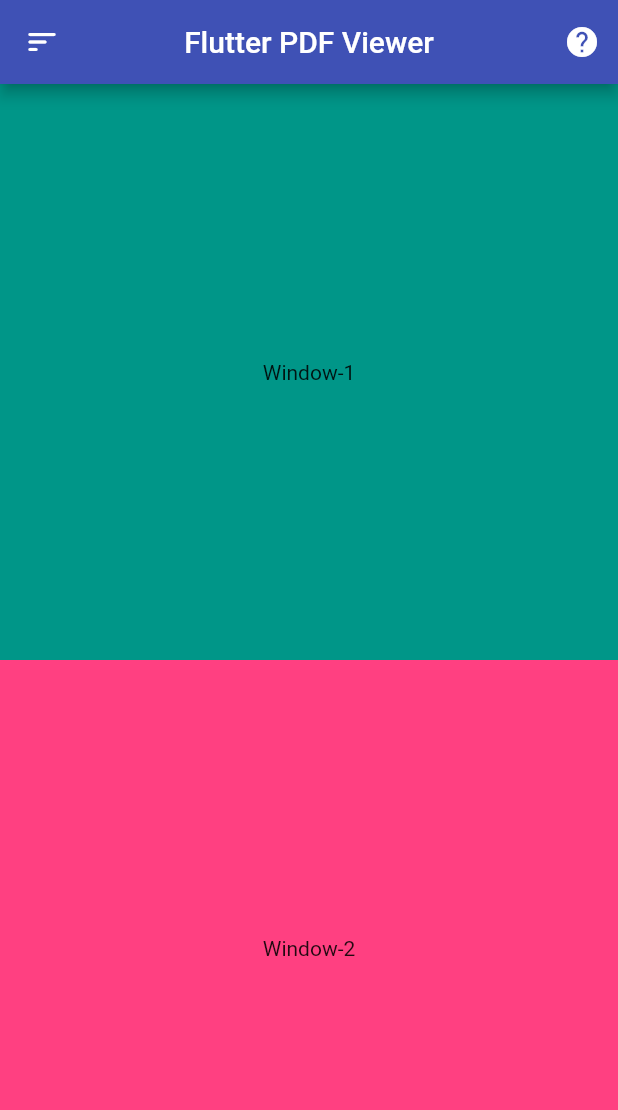
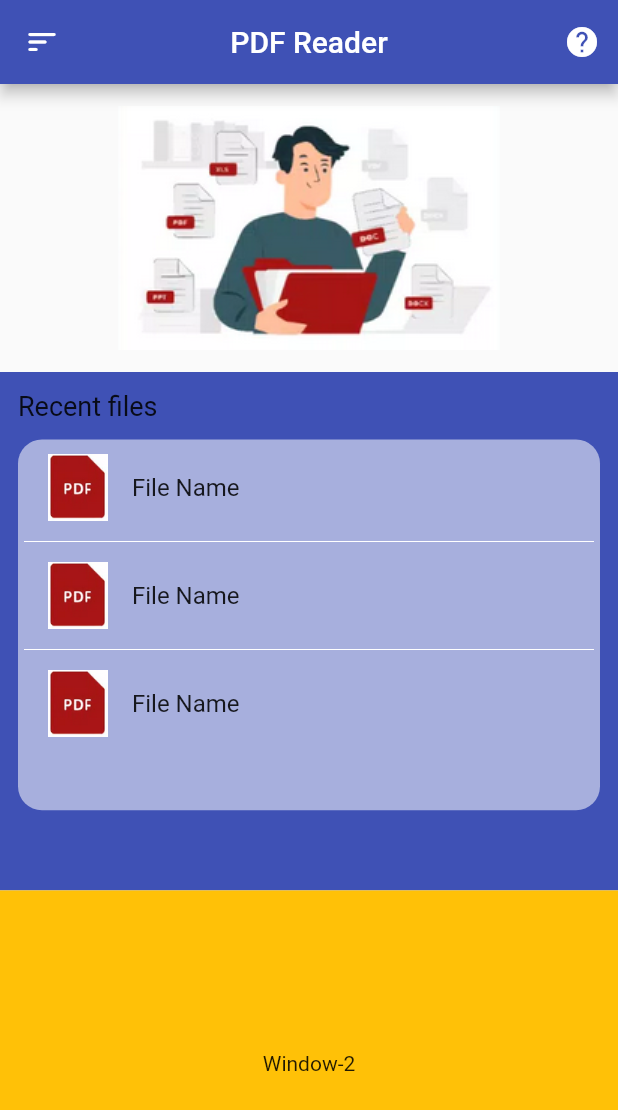
Before and after one commit to F-Reza/Flutter_PDF_Viewer, a Flutter app: the screen it shows after launch, on a phone screen of 412 x 824 dp. Shown: the top 1110 px of the screen. Run offline on Flutter 3.47's test engine with Material 2 defaults, Android fonts, the light colour scheme and no system bars.

Commit message:
1st commit

```diff
--- a/lib/UI/home_page.dart
+++ b/lib/UI/home_page.dart
@@ -11,9 +11,12 @@ class HomePage extends StatefulWidget {
 class _HomePageState extends State<HomePage> {
   @override
   Widget build(BuildContext context) {
+
+    final size = MediaQuery.of(context).size;
+
     return Scaffold(
       appBar: AppBar(
-        title: const Text('Flutter PDF Viewer'),
+        title: const Text('PDF Reader'),
         centerTitle: true,
         leading: const Icon(Icons.sort_rounded),
         actions: [
@@ -29,16 +32,64 @@ class _HomePageState extends State<HomePage> {
         children: [
           Expanded(
             child: Container(
+              width: double.maxFinite,
               alignment: Alignment.center,
-              color: Colors.teal,
-              child: const Text('Window-1'),
+              child: Image.asset('images/bg.png',fit: BoxFit.cover,),
             ),
           ),
           Expanded(
+            flex: 3,
             child: Container(
-              alignment: Alignment.center,
-              color: Colors.pinkAccent,
-              child: const Text('Window-2'),
+              decoration: const BoxDecoration(
+                color: Colors.white,
+                borderRadius: BorderRadius.vertical(top: Radius.circular(16)),
+              ),
+              child: Column(
+                children: [
+                  Expanded(
+                    flex: 3,
+                    child: Container(
+                      padding: const EdgeInsets.all(12),
+                      alignment: Alignment.center,
+                      color: Colors.indigo,
+                      child: Column(
+                        crossAxisAlignment: CrossAxisAlignment.start,
+                        children: [
+                          const Text('Recent files',style: TextStyle(fontSize: 18),),
+                          const SizedBox(height: 12,),
+                          Container(
+                            height: size.height * 0.3,
+                            padding: const EdgeInsets.all(4),
+                            decoration: BoxDecoration(
+                              color: Colors.white54,
+                              borderRadius: BorderRadius.circular(16),
+                            ),
+                            child: ListView.separated(
+                              shrinkWrap: true,
+                                itemBuilder: ((context,index) {
+                                  return ListTile(
+                                    leading: Image.asset('images/pdf.png', width: 40, height: 50,),
+                                    title: const Text('File Name',style: TextStyle(color: Colors.black87),),
+                                  );
+                                }),
+                                separatorBuilder: (context, index) => const Divider(color: Colors.white,),
+                                itemCount: 3,
+                            ),
+                          ),
+                        ],
+                      ),
+                    ),
+                  ),
+                  Expanded(
+                    flex: 2,
+                    child: Container(
+                      alignment: Alignment.center,
+                      color: Colors.amber,
+                      child: const Text('Window-2'),
+                    ),
+                  ),
+                ],
+              ),
             ),
           )
         ],
--- a/pubspec.yaml
+++ b/pubspec.yaml
@@ -22,9 +22,8 @@ flutter:
   uses-material-design: true
 
   # To add assets to your application, add an assets section, like this:
-  # assets:
-  #   - images/a_dot_burr.jpeg
-  #   - images/a_dot_ham.jpeg
+  assets:
+    - images/
 
   # fonts:
   #   - family: Schyler
```
Also changed, not shown: images/bg.png (added), images/pdf.png (added).
